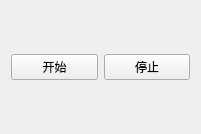
This is qtr3pop/qtr3pop/qtr3pop.ui in lwl4613615/scanner as Qt 5 draws it before an edit. The edited form follows.
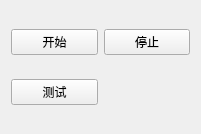
This is the edited form.

Patch:
```diff
--- a/qtr3pop/qtr3pop/qtr3pop.ui
+++ b/qtr3pop/qtr3pop/qtr3pop.ui
@@ -29,6 +29,13 @@
       </property>
      </widget>
     </item>
+    <item row="1" column="0">
+     <widget class="QPushButton" name="btn_test">
+      <property name="text">
+       <string>测试</string>
+      </property>
+     </widget>
+    </item>
    </layout>
   </widget>
  </widget>
```
